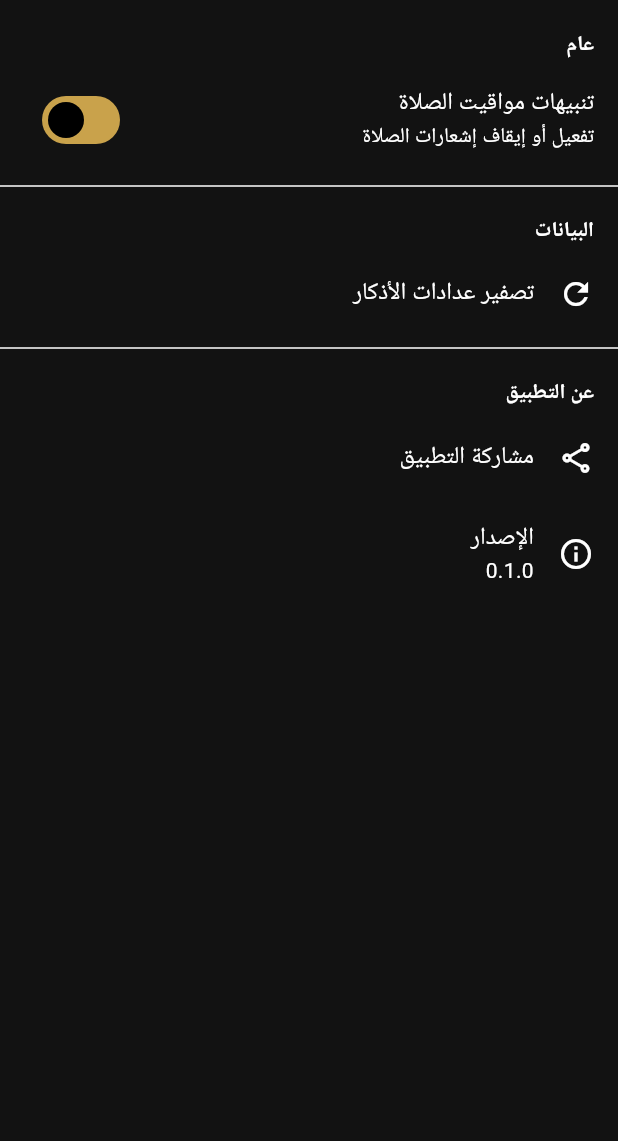
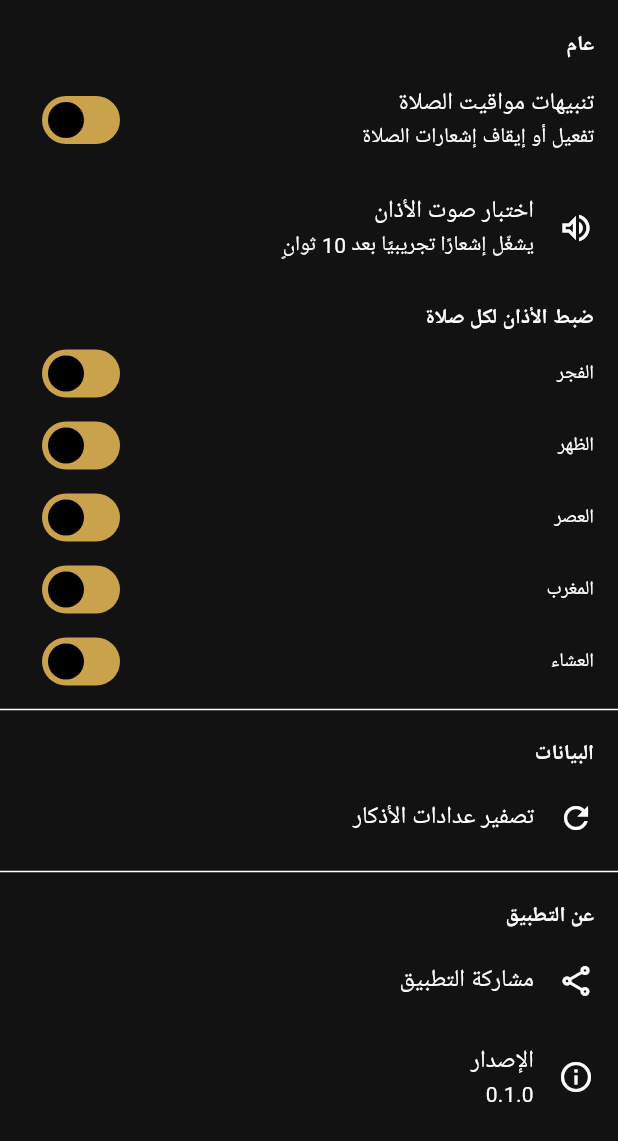
Before and after one commit to oneshoot5010/rafiq_app, a Flutter app: the SettingsScreen widget shown alone on an empty page, opened directly, on a phone screen of 412 x 824 dp. Shown: the top 1141 px of the screen. Run offline on Flutter 3.47's test engine with Material 3 defaults, Android fonts, the phone set to English and light mode, and no system bars; our stand-ins replace audioplayers, flutter_compass, flutter_local_notifications, geolocator, shared_preferences, timezone; accounts and stored records are empty; network calls fail; Roboto replaces fonts that are missing (Tahoma); statements that could not run were skipped.

Commit message:
add per-prayer toggle and stop athan action

```diff
--- a/lib/screens/settings_screen.dart
+++ b/lib/screens/settings_screen.dart
@@ -1,6 +1,7 @@
 import 'package:flutter/material.dart';
 import 'package:shared_preferences/shared_preferences.dart';
 import 'package:url_launcher/url_launcher.dart';
+import '../services/notification_service.dart';
 
 class SettingsScreen extends StatefulWidget {
   const SettingsScreen({super.key});
@@ -10,6 +11,7 @@ class SettingsScreen extends StatefulWidget {
 
 class _SettingsScreenState extends State<SettingsScreen> {
   bool _notificationsEnabled = true;
+  Map<String, bool> _perPrayer = {};
   bool _loading = true;
 
   @override
@@ -20,8 +22,13 @@ class _SettingsScreenState extends State<SettingsScreen> {
 
   Future<void> _loadPrefs() async {
     final prefs = await SharedPreferences.getInstance();
+    final map = <String, bool>{};
+    for (final entry in NotificationService.prefKeys.entries) {
+      map[entry.key] = prefs.getBool(entry.value) ?? true;
+    }
     setState(() {
       _notificationsEnabled = prefs.getBool('notifications_enabled') ?? true;
+      _perPrayer = map;
       _loading = false;
     });
   }
@@ -30,6 +37,26 @@ class _SettingsScreenState extends State<SettingsScreen> {
     final prefs = await SharedPreferences.getInstance();
     await prefs.setBool('notifications_enabled', value);
     setState(() => _notificationsEnabled = value);
+    if (!value) {
+      await NotificationService.cancelAll();
+    }
+  }
+
+  Future<void> _setPrayerEnabled(String prayerName, bool value) async {
+    final prefs = await SharedPreferences.getInstance();
+    await prefs.setBool(NotificationService.prefKeys[prayerName]!, value);
+    setState(() => _perPrayer[prayerName] = value);
+  }
+
+  Future<void> _testAthan() async {
+    await NotificationService.scheduleTest();
+    if (mounted) {
+      ScaffoldMessenger.of(context).showSnackBar(
+        const SnackBar(
+          content: Text('هيوصلك إشعار تجريبي بصوت الأذان خلال 10 ثواني'),
+        ),
+      );
+    }
   }
 
   Future<void> _resetDhikrCounters() async {
@@ -91,6 +118,27 @@ class _SettingsScreenState extends State<SettingsScreen> {
           value: _notificationsEnabled,
           onChanged: _setNotifications,
         ),
+        ListTile(
+          leading: const Icon(Icons.volume_up_outlined),
+          title: const Text('اختبار صوت الأذان'),
+          subtitle: const Text('يشغّل إشعارًا تجريبيًا بعد 10 ثوانٍ'),
+          onTap: _testAthan,
+        ),
+        if (_notificationsEnabled) ...[
+          const Padding(
+            padding: EdgeInsets.fromLTRB(16, 14, 16, 2),
+            child: Text('ضبط الأذان لكل صلاة',
+                style: TextStyle(fontWeight: FontWeight.bold)),
+          ),
+          ..._perPrayer.entries.map(
+            (e) => SwitchListTile(
+              dense: true,
+              title: Text(e.key),
+              value: e.value,
+              onChanged: (v) => _setPrayerEnabled(e.key, v),
+            ),
+          ),
+        ],
         const Divider(),
         const Padding(
           padding: EdgeInsets.fromLTRB(16, 12, 16, 4),
--- a/lib/services/notification_service.dart
+++ b/lib/services/notification_service.dart
@@ -1,4 +1,5 @@
 import 'package:flutter_local_notifications/flutter_local_notifications.dart';
+import 'package:shared_preferences/shared_preferences.dart';
 import 'package:timezone/timezone.dart' as tz;
 import 'package:timezone/data/latest_all.dart' as tzdata;
 import 'prayer_times_service.dart';
@@ -8,6 +9,14 @@ class NotificationService {
       FlutterLocalNotificationsPlugin();
   static bool _initialized = false;
   static const String _channelId = 'prayer_athan_channel';
+
+  static const Map<String, String> prefKeys = {
+    'الفجر': 'athan_fajr',
+    'الظهر': 'athan_dhuhr',
+    'العصر': 'athan_asr',
+    'المغرب': 'athan_maghrib',
+    'العشاء': 'athan_isha',
+  };
 
   static Future<void> init() async {
     if (_initialized) return;
@@ -45,6 +54,8 @@ class NotificationService {
     if (!_initialized) await init();
     await _plugin.cancelAll();
 
+    final prefs = await SharedPreferences.getInstance();
+
     final entries = <String, PrayerTime?>{
       'الفجر': times.fajr,
       'الظهر': times.dhuhr,
@@ -63,23 +74,31 @@ class NotificationService {
       playSound: true,
       audioAttributesUsage: AudioAttributesUsage.alarm,
       fullScreenIntent: true,
+      actions: [
+        AndroidNotificationAction(
+          'stop_athan',
+          'إيقاف الأذان',
+          cancelNotification: true,
+        ),
+      ],
     );
     const details = NotificationDetails(android: androidDetails);
 
     final now = DateTime.now();
     int id = 0;
     for (final entry in entries.entries) {
+      final name = entry.key;
+      final enabled = prefs.getBool(prefKeys[name]!) ?? true;
+      if (!enabled) continue;
       final t = entry.value;
       if (t == null) continue;
       final localTarget =
           DateTime(now.year, now.month, now.day, t.hour, t.minute);
       if (localTarget.isBefore(now)) continue;
-      // نحول الوقت المحلي (المحسوب أصلاً بإزاحة الجهاز) إلى TZDateTime
-      // بنفس اللحظة الزمنية الفعلية، من غير الحاجة لمعرفة اسم المنطقة الزمنية
       final scheduled = tz.TZDateTime.from(localTarget, tz.UTC);
       await _plugin.zonedSchedule(
         id++,
-        'حان الآن موعد صلاة ${entry.key}',
+        'حان الآن موعد صلاة $name',
         'حي على الصلاة، حي على الفلاح',
         scheduled,
         details,
@@ -90,5 +109,38 @@ class NotificationService {
     }
   }
 
+  static Future<void> scheduleTest() async {
+    if (!_initialized) await init();
+
+    const androidDetails = AndroidNotificationDetails(
+      _channelId,
+      'أذان الصلاة',
+      channelDescription: 'تنبيه صوتي بموعد كل صلاة',
+      importance: Importance.max,
+      priority: Priority.high,
+      sound: RawResourceAndroidNotificationSound('athan'),
+      playSound: true,
+      audioAttributesUsage: AudioAttributesUsage.alarm,
+      fullScreenIntent: true,
+    );
+    const details = NotificationDetails(android: androidDetails);
+
+    final scheduled = tz.TZDateTime.from(
+      DateTime.now().add(const Duration(seconds: 10)),
+      tz.UTC,
+    );
+
+    await _plugin.zonedSchedule(
+      999,
+      'اختبار الأذان',
+      'هذا إشعار تجريبي للتأكد من عمل الصوت',
+      scheduled,
+      details,
+      androidScheduleMode: AndroidScheduleMode.exactAllowWhileIdle,
+      uiLocalNotificationDateInterpretation:
+          UILocalNotificationDateInterpretation.absoluteTime,
+    );
+  }
+
   static Future<void> cancelAll() => _plugin.cancelAll();
 }
```
